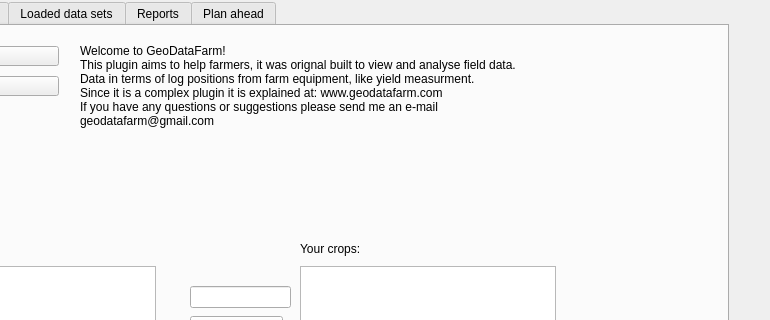
First picture: the form in GeoDataFarm_dockwidget_base.ui, repository axelande/geodatafarm3, before the edit; both pictures show x 232 to 1002 and y 0 to 320 of the 1002 by 656 pixel window.
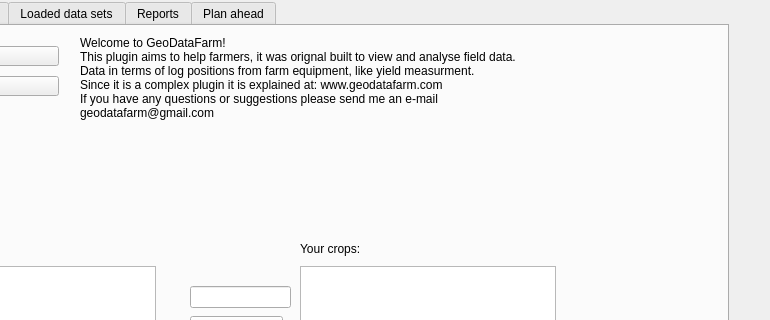
Second picture: the form after the edit. Custom widgets are drawn as their Qt base class.

Commit message: Only minor changes in translation and ui files (to fit Swedish translation)

```diff
--- a/GeoDataFarm_dockwidget_base.ui
+++ b/GeoDataFarm_dockwidget_base.ui
@@ -107,8 +107,8 @@
        <rect>
         <x>310</x>
         <y>10</y>
-        <width>541</width>
-        <height>101</height>
+        <width>551</width>
+        <height>131</height>
        </rect>
       </property>
       <property name="text">
@@ -125,6 +125,9 @@
       <property name="scaledContents">
        <bool>true</bool>
       </property>
+      <property name="alignment">
+       <set>Qt::AlignLeading|Qt::AlignLeft|Qt::AlignTop</set>
+      </property>
       <property name="openExternalLinks">
        <bool>true</bool>
       </property>
```
Left out of the diff: 5 changed lines with no effect on the pictures. The commit also changes 4 other files.
